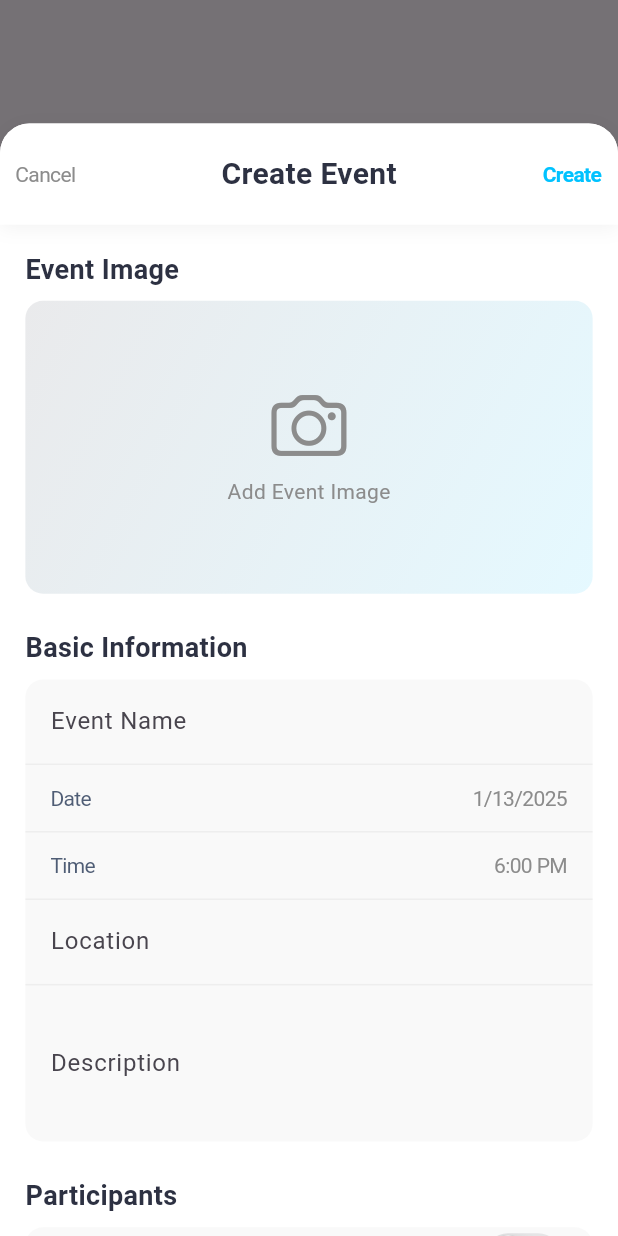
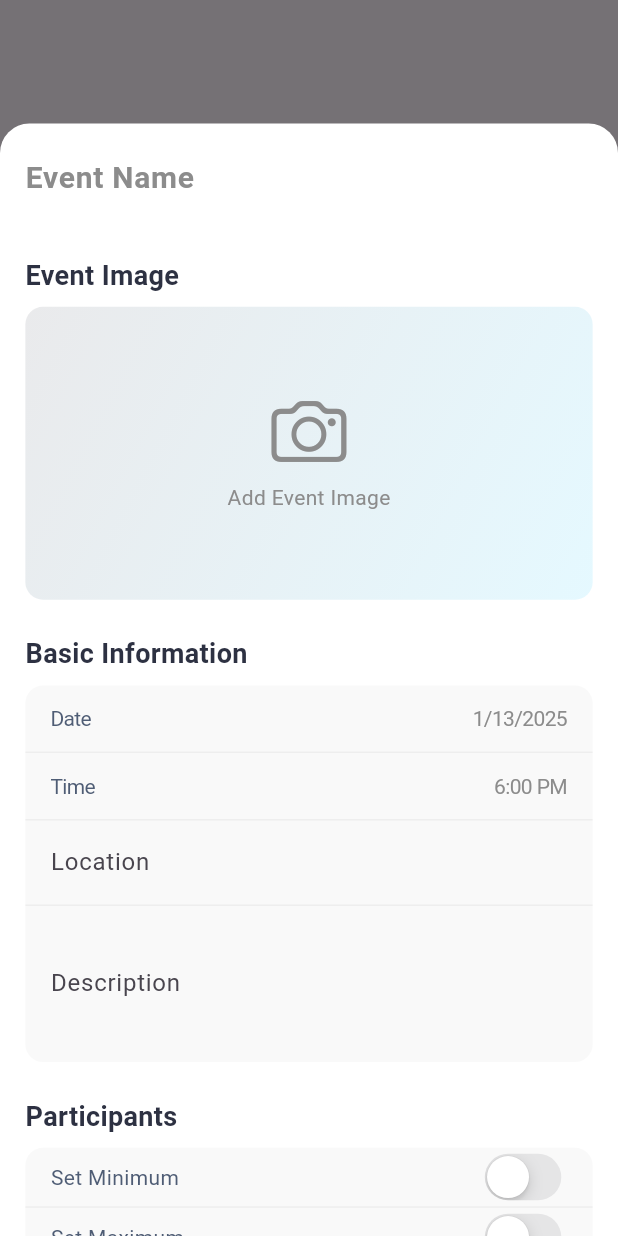
Before and after one commit to ari-naar/events-app, a Flutter app: the screen it shows after launch, item 3 of the bottom bar chosen, on a phone screen of 412 x 824 dp. Run offline on Flutter 3.47's test engine with Material 3 defaults, Android fonts, the phone set to English and light mode, and no system bars; our stand-ins replace flutter_screenutil, hugeicons.

Commit message:
Refactor CreateEventBottomSheet to improve event creation UI. Introduced a clean, minimalist layout with a prominent event name input field, enhancing user experience. Removed the previous header widget for a more streamlined design. Updated project status to reflect these UI improvements.

```diff
--- a/lib/features/events/screens/create_event_screen.dart
+++ b/lib/features/events/screens/create_event_screen.dart
@@ -72,7 +72,27 @@ class _CreateEventBottomSheetState extends State<CreateEventBottomSheet> {
       ),
       child: Column(
         children: [
-          _buildHeader(),
+          Container(
+            padding: EdgeInsets.symmetric(horizontal: 16.w, vertical: 12.h),
+            child: TextFormField(
+              controller: _nameController,
+              style: AppTypography.titleMedium,
+              decoration: InputDecoration(
+                hintText: 'Event Name',
+                hintStyle: AppTypography.titleMedium.copyWith(
+                  color: AppColors.textLight,
+                ),
+                border: InputBorder.none,
+                contentPadding: EdgeInsets.zero,
+              ),
+              validator: (value) {
+                if (value == null || value.isEmpty) {
+                  return 'Please enter an event name';
+                }
+                return null;
+              },
+            ),
+          ),
           Expanded(
             child: Form(
               key: _formKey,
@@ -101,53 +121,6 @@ class _CreateEventBottomSheetState extends State<CreateEventBottomSheet> {
                     ],
                   ),
                 ),
-              ),
-            ),
-          ),
-        ],
-      ),
-    );
-  }
-
-  Widget _buildHeader() {
-    return Container(
-      padding: EdgeInsets.symmetric(horizontal: 8.w, vertical: 12.h),
-      decoration: BoxDecoration(
-        color: AppColors.background,
-        borderRadius: BorderRadius.vertical(top: Radius.circular(20.r)),
-        boxShadow: [
-          BoxShadow(
-            color: Colors.black.withOpacity(0.05),
-            blurRadius: 10,
-            offset: const Offset(0, 2),
-          ),
-        ],
-      ),
-      child: Row(
-        mainAxisAlignment: MainAxisAlignment.spaceBetween,
-        children: [
-          CupertinoButton(
-            padding: EdgeInsets.zero,
-            onPressed: () => Navigator.pop(context),
-            child: Text(
-              'Cancel',
-              style: AppTypography.bodyMedium.copyWith(
-                color: AppColors.textLight,
-              ),
-            ),
-          ),
-          Text(
-            'Create Event',
-            style: AppTypography.titleMedium,
-          ),
-          CupertinoButton(
-            padding: EdgeInsets.zero,
-            onPressed: _submitForm,
-            child: Text(
-              'Create',
-              style: AppTypography.bodyMedium.copyWith(
-                color: AppColors.accent,
-                fontWeight: FontWeight.w600,
               ),
             ),
           ),
@@ -239,23 +212,6 @@ class _CreateEventBottomSheetState extends State<CreateEventBottomSheet> {
           ),
           child: Column(
             children: [
-              Padding(
-                padding: EdgeInsets.symmetric(horizontal: 16.w),
-                child: TextFormField(
-                  controller: _nameController,
-                  decoration: const InputDecoration(
-                    labelText: 'Event Name',
-                    border: InputBorder.none,
-                  ),
-                  validator: (value) {
-                    if (value == null || value.isEmpty) {
-                      return 'Please enter an event name';
-                    }
-                    return null;
-                  },
-                ),
-              ),
-              Divider(height: 1.h, color: AppColors.textLight.withOpacity(0.1)),
               CupertinoButton(
                 padding: EdgeInsets.symmetric(horizontal: 16.w, vertical: 12.h),
                 onPressed: _showDatePicker,
--- a/project_status.txt
+++ b/project_status.txt
@@ -34,6 +34,7 @@
   - Basic event details display
 - Event Creation (Apple Design):
   - Modern iOS-style interface
+  - Clean, minimalist layout with prominent event name input
   - Smooth CupertinoDatePicker integration
   - Grouped form sections with rounded containers
   - Interactive location selection
```
